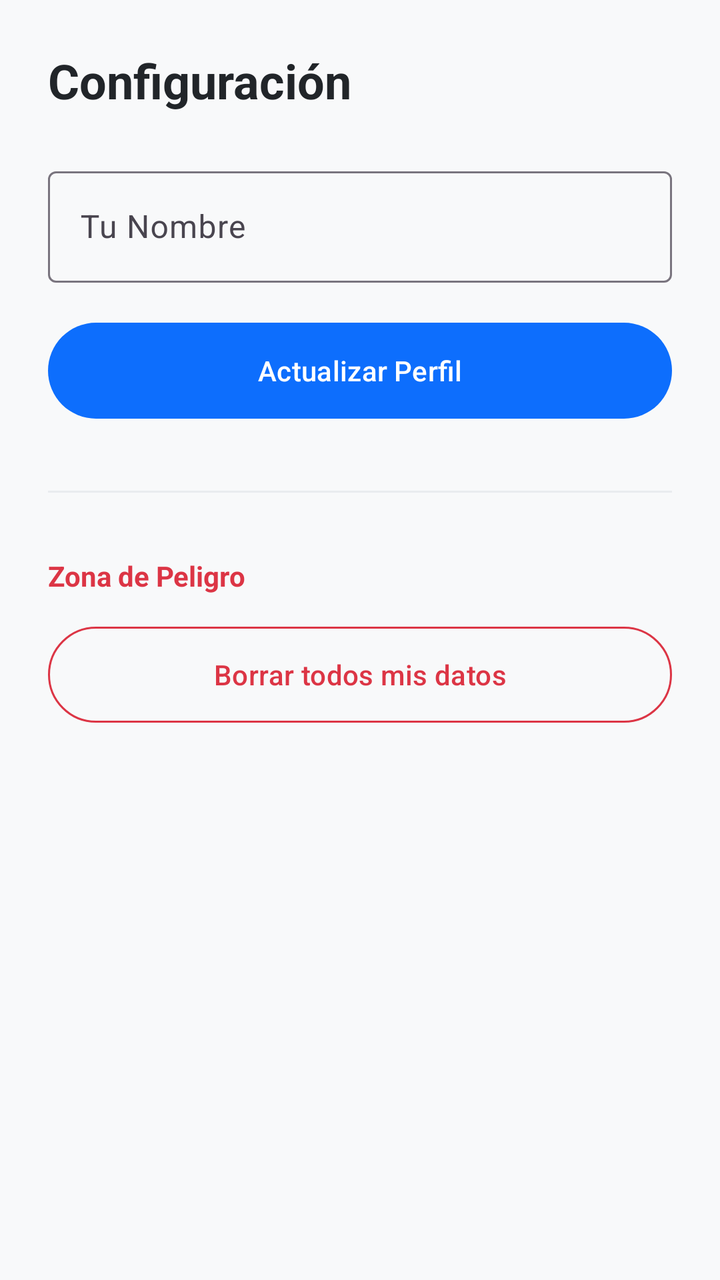
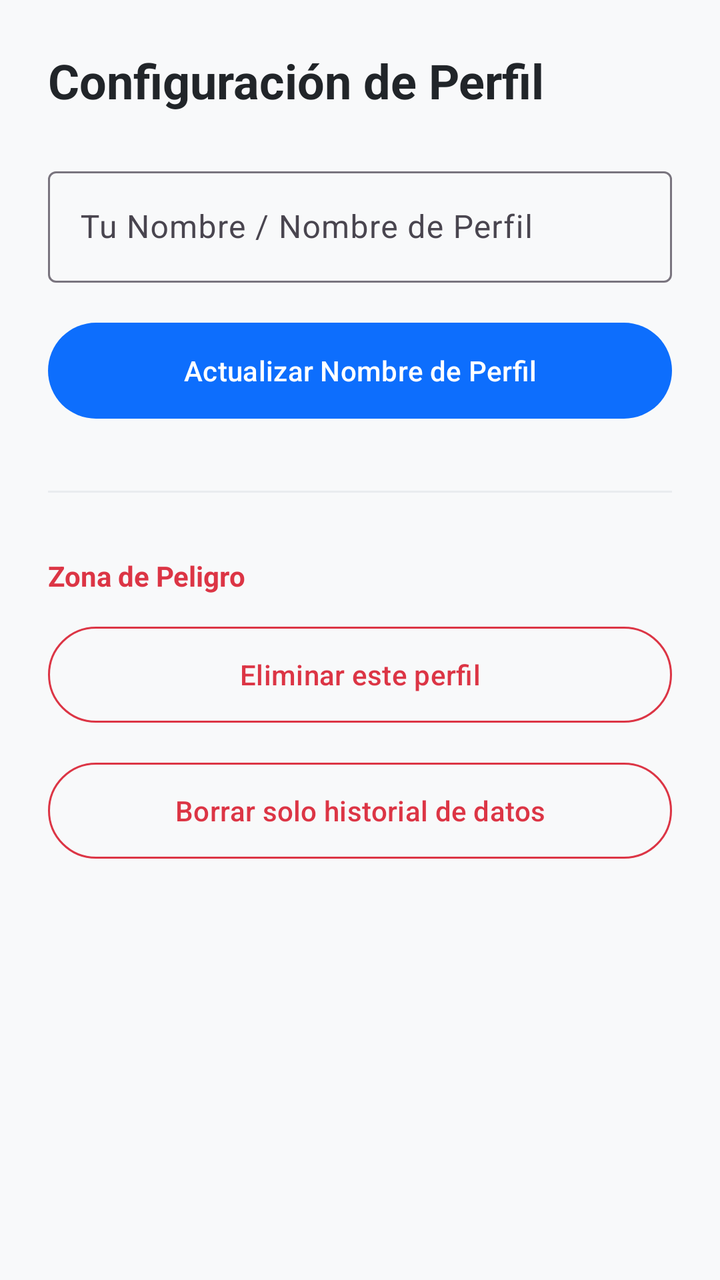

An Android layout rendered at two revisions. The XML below is the earlier revision; the diff shows what the commit changed to produce the second picture.
<!-- AndroidManifest.xml: application theme Theme.AppControlGastos -->
<!-- res/layout/activity_settings.xml -->
<?xml version="1.0" encoding="utf-8"?>
<androidx.constraintlayout.widget.ConstraintLayout
    xmlns:android="http://schemas.android.com/apk/res/android"
    xmlns:app="http://schemas.android.com/apk/res-auto"
    android:layout_width="match_parent"
    android:layout_height="match_parent"
    android:background="@color/md_theme_background"
    android:padding="24dp">

    <TextView
        android:id="@+id/tvSettingsTitle"
        android:layout_width="wrap_content"
        android:layout_height="wrap_content"
        android:text="Configuración"
        android:textColor="@color/text_primary"
        android:textSize="24sp"
        android:textStyle="bold"
        app:layout_constraintStart_toStartOf="parent"
        app:layout_constraintTop_toTopOf="parent" />

    <com.google.android.material.textfield.TextInputLayout
        android:id="@+id/layoutName"
        android:layout_width="match_parent"
        android:layout_height="wrap_content"
        android:layout_marginTop="24dp"
        android:hint="Tu Nombre"
        app:layout_constraintTop_toBottomOf="@id/tvSettingsTitle">

        <com.google.android.material.textfield.TextInputEditText
            android:id="@+id/etName"
            android:layout_width="match_parent"
            android:layout_height="wrap_content"
            android:inputType="textPersonName" />
    </com.google.android.material.textfield.TextInputLayout>

    <Button
        android:id="@+id/btnUpdateName"
        android:layout_width="match_parent"
        android:layout_height="56dp"
        android:layout_marginTop="16dp"
        android:text="Actualizar Perfil"
        app:layout_constraintTop_toBottomOf="@id/layoutName" />

    <View
        android:id="@+id/divider"
        android:layout_width="match_parent"
        android:layout_height="1dp"
        android:layout_marginVertical="32dp"
        android:background="@color/md_theme_outline"
        app:layout_constraintTop_toBottomOf="@id/btnUpdateName" />

    
    <TextView
        android:id="@+id/tvDangerZone"
        android:layout_width="wrap_content"
        android:layout_height="wrap_content"
        android:layout_marginTop="32dp"
        android:text="Zona de Peligro"
        android:textColor="@color/finance_expense"
        android:textSize="14sp"
        android:textStyle="bold"
        app:layout_constraintStart_toStartOf="parent"
        app:layout_constraintTop_toBottomOf="@id/divider" />

    <Button
        android:id="@+id/btnWipeData"
        style="@style/Widget.Material3.Button.OutlinedButton"
        android:layout_width="match_parent"
        android:layout_height="56dp"
        android:layout_marginTop="12dp"
        android:text="Borrar todos mis datos"
        android:textColor="@color/finance_expense"
        app:strokeColor="@color/finance_expense"
        app:layout_constraintTop_toBottomOf="@id/tvDangerZone" />

</androidx.constraintlayout.widget.ConstraintLayout>
<!-- resources referenced by this layout -->
<resources>
  <color name="finance_expense">#DC3545</color>
  <color name="md_theme_background">#F8F9FA</color>
  <color name="md_theme_outline">#E9ECEF</color>
  <color name="text_primary">#212529</color>
  <style name="Theme.AppControlGastos" parent="Theme.Material3.DayNight.NoActionBar">
          
          <item name="colorPrimary">@color/md_theme_primary</item>
          <item name="android:statusBarColor">@color/md_theme_background</item>
          <item name="android:windowLightStatusBar">true</item>
          <item name="android:windowBackground">@color/md_theme_background</item>
      </style>
  <color name="md_theme_primary">#0D6EFD</color>
</resources>

<!-- the commit's change to res/layout/activity_settings.xml (unified diff, before → after) -->
@@ -11,7 +11,7 @@
         android:id="@+id/tvSettingsTitle"
         android:layout_width="wrap_content"
         android:layout_height="wrap_content"
-        android:text="Configuración"
+        android:text="Configuración de Perfil"
         android:textColor="@color/text_primary"
         android:textSize="24sp"
         android:textStyle="bold"
@@ -23,7 +23,7 @@
         android:layout_width="match_parent"
         android:layout_height="wrap_content"
         android:layout_marginTop="24dp"
-        android:hint="Tu Nombre"
+        android:hint="Tu Nombre / Nombre de Perfil"
         app:layout_constraintTop_toBottomOf="@id/tvSettingsTitle">
 
         <com.google.android.material.textfield.TextInputEditText
@@ -38,7 +38,7 @@
         android:layout_width="match_parent"
         android:layout_height="56dp"
         android:layout_marginTop="16dp"
-        android:text="Actualizar Perfil"
+        android:text="Actualizar Nombre de Perfil"
         app:layout_constraintTop_toBottomOf="@id/layoutName" />
 
     <View
@@ -63,14 +63,25 @@
         app:layout_constraintTop_toBottomOf="@id/divider" />
 
     <Button
+        android:id="@+id/btnDeleteProfile"
+        style="@style/Widget.Material3.Button.OutlinedButton"
+        android:layout_width="match_parent"
+        android:layout_height="56dp"
+        android:layout_marginTop="12dp"
+        android:text="Eliminar este perfil"
+        android:textColor="@color/finance_expense"
+        app:strokeColor="@color/finance_expense"
+        app:layout_constraintTop_toBottomOf="@id/tvDangerZone" />
+
+    <Button
         android:id="@+id/btnWipeData"
         style="@style/Widget.Material3.Button.OutlinedButton"
         android:layout_width="match_parent"
         android:layout_height="56dp"
         android:layout_marginTop="12dp"
-        android:text="Borrar todos mis datos"
+        android:text="Borrar solo historial de datos"
         android:textColor="@color/finance_expense"
         app:strokeColor="@color/finance_expense"
-        app:layout_constraintTop_toBottomOf="@id/tvDangerZone" />
+        app:layout_constraintTop_toBottomOf="@id/btnDeleteProfile" />
 
 </androidx.constraintlayout.widget.ConstraintLayout>
